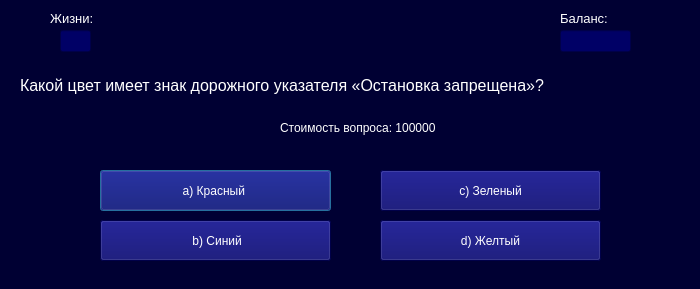
The window that ui_ui_files/question_window5_ui.ui (DelZeiT/How_to_become_a_millionaire) describes before a commit, drawn with Qt 5.
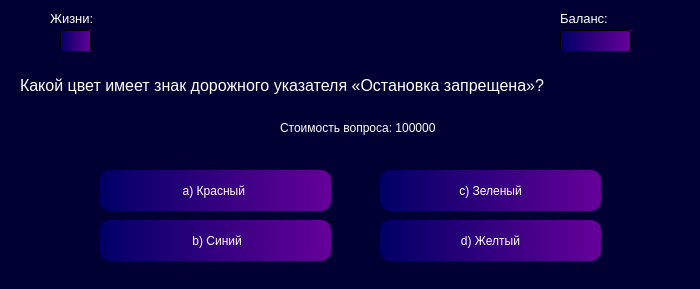
The same window after the commit.

```diff
--- a/ui_ui_files/question_window5_ui.ui
+++ b/ui_ui_files/question_window5_ui.ui
@@ -83,7 +83,7 @@
     </rect>
    </property>
    <property name="styleSheet">
-    <string notr="true">background-color: #000066; color: white</string>
+    <string notr="true">background-color: qlineargradient(x1:1, y1:0, x2:0, y2:0, stop:0 #660099, stop:1 #000066); color: white</string>
    </property>
    <property name="text">
     <string/>
@@ -123,7 +123,7 @@
     </rect>
    </property>
    <property name="styleSheet">
-    <string notr="true">background-color: #000066; color: white</string>
+    <string notr="true">background-color: qlineargradient(x1:1, y1:0, x2:0, y2:0, stop:0 #660099, stop:1 #000066); color: white</string>
    </property>
    <property name="text">
     <string/>
@@ -155,7 +155,7 @@
     </rect>
    </property>
    <property name="styleSheet">
-    <string notr="true">background-color: #000066; color: white</string>
+    <string notr="true">background-color: qlineargradient(x1:1, y1:0, x2:0, y2:0, stop:0 #660099, stop:1 #000066); color: white; border-radius: 10px</string>
    </property>
    <property name="text">
     <string>a) Красный </string>
@@ -171,7 +171,7 @@
     </rect>
    </property>
    <property name="styleSheet">
-    <string notr="true">background-color: #000066; color: white</string>
+    <string notr="true">background-color: qlineargradient(x1:1, y1:0, x2:0, y2:0, stop:0 #660099, stop:1 #000066); color: white; border-radius: 10px</string>
    </property>
    <property name="text">
     <string> b) Синий</string>
@@ -187,7 +187,7 @@
     </rect>
    </property>
    <property name="styleSheet">
-    <string notr="true">background-color: #000066; color: white</string>
+    <string notr="true">background-color: qlineargradient(x1:1, y1:0, x2:0, y2:0, stop:0 #660099, stop:1 #000066); color: white; border-radius: 10px</string>
    </property>
    <property name="text">
     <string>c) Зеленый</string>
@@ -203,7 +203,7 @@
     </rect>
    </property>
    <property name="styleSheet">
-    <string notr="true">background-color: #000066; color: white</string>
+    <string notr="true">background-color: qlineargradient(x1:1, y1:0, x2:0, y2:0, stop:0 #660099, stop:1 #000066); color: white; border-radius: 10px</string>
    </property>
    <property name="text">
     <string>d) Желтый</string>
```
